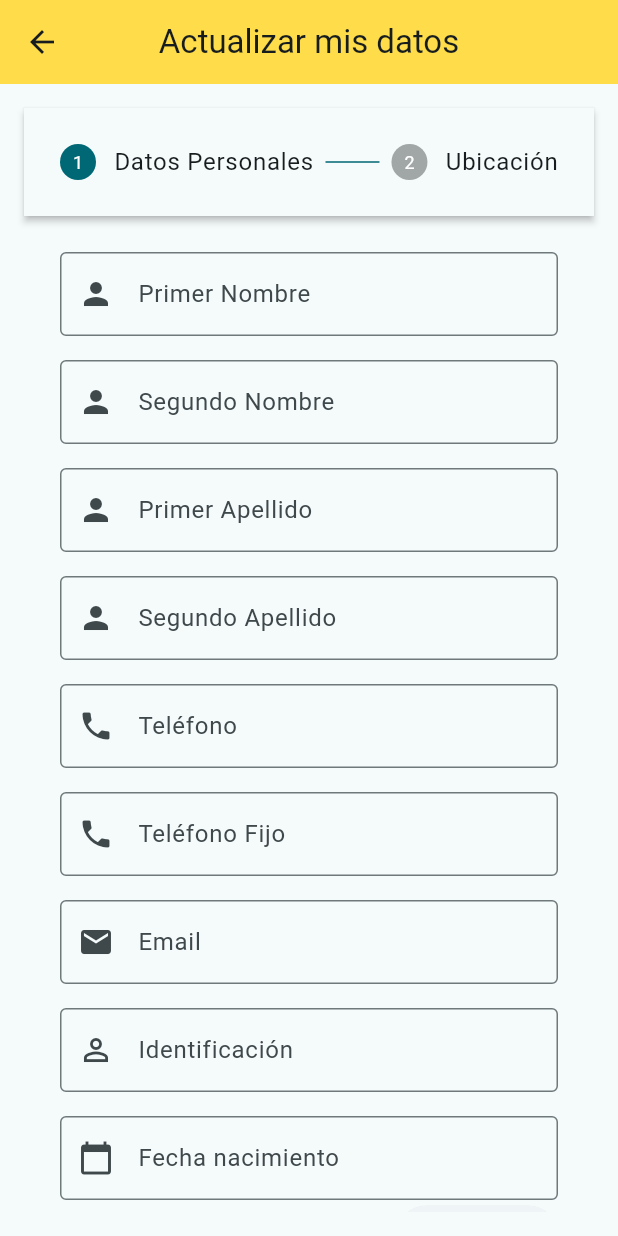
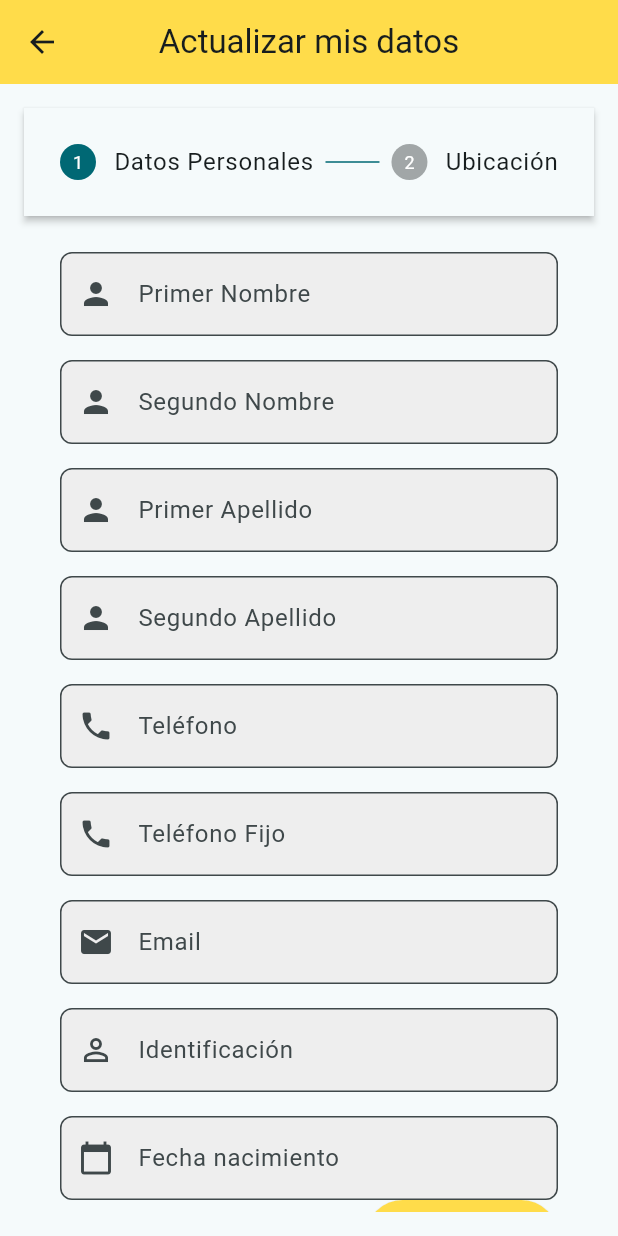
Before and after one commit to DavidLozadavt/schoolAcademicMovil, a Flutter app: the UpdateStudentDataPage screen opened by its route, after a tap on an icon or button, on a phone screen of 412 x 824 dp. Run offline on Flutter 3.47's test engine with Material 3 defaults, Android fonts, the phone set to English and light mode, and no system bars; our stand-ins replace connectivity_plus, dio, dropdown_button2, file_picker, firebase_core, firebase_messaging and 8 more; missing offline and left inert: flutter_media_downloader, flutter_pdfview, popup_banner, pusher_channels_flutter, syncfusion_flutter_pdfviewer; accounts and stored records are empty; network calls fail; project files that could hold a hidden picture were left out.

Commit message:
fix: update student

```diff
--- a/lib/src/screens/home/UpdateData/update_data_user_screen.dart
+++ b/lib/src/screens/home/UpdateData/update_data_user_screen.dart
@@ -5,6 +5,7 @@ import 'package:vtschool/src/screens/home/UpdateData/update_data_controller.dart
 class UpdateStudentDataPage extends StatelessWidget {
   final UpdateStudentDataController controller =
       Get.put(UpdateStudentDataController());
+  final _formKey = GlobalKey<FormState>(); // Clave para el formulario
 
   @override
   Widget build(BuildContext context) {
@@ -13,6 +14,7 @@ class UpdateStudentDataPage extends StatelessWidget {
         title: const Text('Actualizar mis datos'),
         centerTitle: true,
         backgroundColor: const Color(0xFFFFDC4A),
+        elevation: 0,
       ),
       body: Padding(
         padding: const EdgeInsets.all(16.0),
@@ -24,14 +26,26 @@ class UpdateStudentDataPage extends StatelessWidget {
               ),
             );
           } else {
-            return Column(
+            return Form(  // Se agrega el Form para validación
+              key: _formKey,
+              child: Column(
                 children: [
                   Expanded(
                     child: Stepper(
                       type: StepperType.horizontal,
                       currentStep: controller.currentStep.value,
-                    onStepTapped: (step) => controller.currentStep.value = step,
-                    onStepContinue: controller.nextStep,
+                      onStepTapped: (step) =>
+                          controller.currentStep.value = step,
+                      onStepContinue: () {
+                        if (controller.currentStep.value == 1) {
+                          // Validar cuando se esté en el último paso
+                          if (_formKey.currentState!.validate()) {
+                            controller.nextStep();
+                          }
+                        } else {
+                          controller.nextStep();
+                        }
+                      },
                       onStepCancel: controller.previousStep,
                       steps: [
                         Step(
@@ -63,8 +77,10 @@ class UpdateStudentDataPage extends StatelessWidget {
                                   Icons.email,
                                   keyboardType: TextInputType.emailAddress),
                               const SizedBox(height: 16),
-                            _buildTextField(controller.identificacionController,
-                                'Identificación', Icons.perm_identity),
+                              _buildTextField(
+                                  controller.identificacionController,
+                                  'Identificación',
+                                  Icons.perm_identity),
                               const SizedBox(height: 16),
                               GestureDetector(
                                 onTap: () => _selectDate(context),
@@ -88,7 +104,8 @@ class UpdateStudentDataPage extends StatelessWidget {
                             crossAxisAlignment: CrossAxisAlignment.start,
                             children: [
                               _buildTextField(controller.addressController,
-                                'Dirección', Icons.location_on),
+                                  'Dirección', Icons.location_on,
+                                  isRequired: true), // Añadir validación obligatoria
                               const SizedBox(height: 16),
                               Obx(() {
                                 // Indicador de carga para departamentos
@@ -98,8 +115,8 @@ class UpdateStudentDataPage extends StatelessWidget {
                                 }
                                 return DropdownButton<String>(
                                   isExpanded: true,
-                                value: controller
-                                        .selectedDepartamento.value.isNotEmpty
+                                  value: controller.selectedDepartamento.value
+                                          .isNotEmpty
                                       ? controller.selectedDepartamento.value
                                       : null,
                                   items: controller.departamentos.map((item) {
@@ -111,12 +128,11 @@ class UpdateStudentDataPage extends StatelessWidget {
                                   onChanged: (value) {
                                     controller.selectedDepartamento.value =
                                         value!;
-                                  controller.selectedCiudad.value =
-                                      ''; // Resetear ciudad
-                                  controller
-                                      .fetchCityes(value); // Cargar ciudades
+                                    controller.selectedCiudad.value = '';
+                                    controller.fetchCityes(value);
                                   },
-                                hint: const Text('Seleccione el departamento'),
+                                  hint: const Text(
+                                      'Seleccione el departamento'),
                                 );
                               }),
                               const SizedBox(height: 16),
@@ -129,8 +145,8 @@ class UpdateStudentDataPage extends StatelessWidget {
                                 } else {
                                   return DropdownButton<String>(
                                     isExpanded: true,
-                                  value:
-                                      controller.selectedCiudad.value.isNotEmpty
+                                    value: controller.selectedCiudad.value
+                                            .isNotEmpty
                                         ? controller.selectedCiudad.value
                                         : null,
                                     items: controller.ciudades.map((item) {
@@ -169,7 +185,11 @@ class UpdateStudentDataPage extends StatelessWidget {
                             ElevatedButton(
                               onPressed: details.onStepContinue,
                               style: ElevatedButton.styleFrom(
-                                // primary: const Color(0xFFFFDC4A),
+                                backgroundColor: const Color(0xFFFFDC4A),
+                                padding: const EdgeInsets.symmetric(
+                                    horizontal: 30, vertical: 15),
+                                textStyle: const TextStyle(
+                                    fontWeight: FontWeight.bold, fontSize: 16),
                               ),
                               child: Text(controller.currentStep.value < 1
                                   ? 'Siguiente'
@@ -181,6 +201,7 @@ class UpdateStudentDataPage extends StatelessWidget {
                     ),
                   ),
                 ],
+              ),
             );
           }
         }),
@@ -190,15 +211,27 @@ class UpdateStudentDataPage extends StatelessWidget {
 
   Widget _buildTextField(
       TextEditingController controller, String label, IconData icon,
-      {TextInputType keyboardType = TextInputType.text}) {
-    return TextField(
+      {TextInputType keyboardType = TextInputType.text, bool isRequired = false}) {
+    return TextFormField(
       controller: controller,
       keyboardType: keyboardType,
       decoration: InputDecoration(
         labelText: label,
-        border: OutlineInputBorder(),
+        border: OutlineInputBorder(
+          borderRadius: BorderRadius.circular(8),
+        ),
         prefixIcon: Icon(icon),
+        filled: true,
+        fillColor: Colors.grey[200],
       ),
+      validator: isRequired
+          ? (value) {
+              if (value == null || value.isEmpty) {
+                return 'Este campo es obligatorio';
+              }
+              return null;
+            }
+          : null,
     );
   }
 
```
Lines whose indentation alone changed are shown as unchanged.
